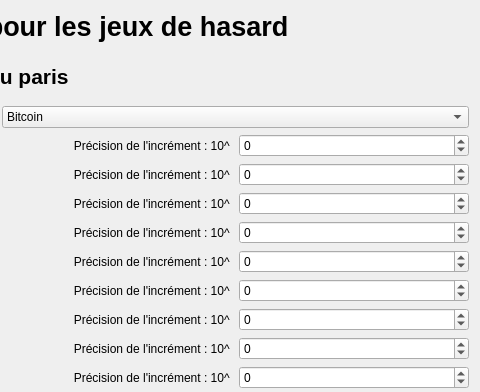
Before: the Qt Designer form ui_files/ui_dice_calculator.ui in Marmoth85/LiveBetManager, drawn with Qt 5; both pictures show x 520 to 1000 and y 0 to 392 of the 1000 by 750 pixel window.
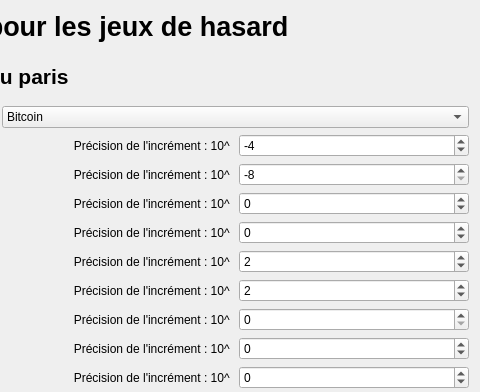
After: the same form once the commit is applied.

Commit message: Implemented DiceCalculator::precision_changed() SLOT and minor bugs fixed

```diff
--- a/ui_files/ui_dice_calculator.ui
+++ b/ui_files/ui_dice_calculator.ui
@@ -164,6 +164,9 @@
      <property name="maximum">
       <number>5</number>
      </property>
+     <property name="value">
+      <number>-4</number>
+     </property>
     </widget>
    </item>
    <item row="8" column="1">
@@ -284,21 +287,27 @@
    <item row="10" column="3">
     <widget class="QSpinBox" name="spinBox_precision_risk_serie">
      <property name="minimum">
-      <number>-8</number>
+      <number>0</number>
      </property>
      <property name="maximum">
       <number>5</number>
      </property>
+     <property name="value">
+      <number>2</number>
+     </property>
     </widget>
    </item>
    <item row="9" column="3">
     <widget class="QSpinBox" name="spinBox_precision_input_dice_number">
      <property name="minimum">
-      <number>-8</number>
+      <number>0</number>
      </property>
      <property name="maximum">
       <number>5</number>
      </property>
+     <property name="value">
+      <number>2</number>
+     </property>
     </widget>
    </item>
    <item row="12" column="3">
@@ -324,7 +333,7 @@
    <item row="11" column="3">
     <widget class="QSpinBox" name="spinBox_precision_streak_serie">
      <property name="minimum">
-      <number>-8</number>
+      <number>0</number>
      </property>
      <property name="maximum">
       <number>5</number>
@@ -438,6 +447,9 @@
      <property name="maximum">
       <number>5</number>
      </property>
+     <property name="value">
+      <number>-8</number>
+     </property>
     </widget>
    </item>
    <item row="5" column="2">
```
Left out of the diff: 12 changed lines with no effect on the pictures. The commit also changes 1 other file.
